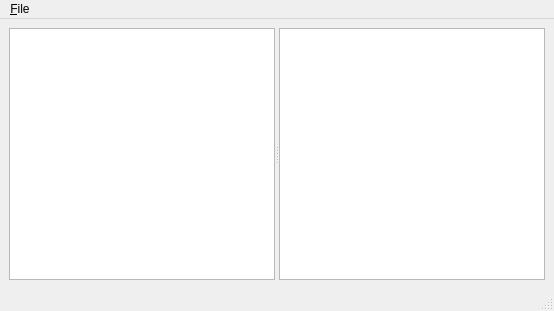
BIZMONT/ExtMounter, file ext2explore.ui: the form before one commit.
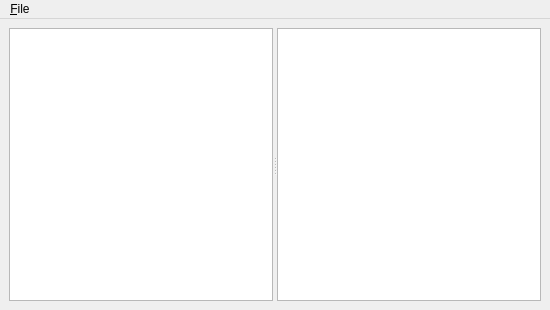
The form after the commit. Icons and pictures are not drawn.

```diff
--- a/ext2explore.ui
+++ b/ext2explore.ui
@@ -6,8 +6,8 @@
    <rect>
     <x>0</x>
     <y>0</y>
-    <width>554</width>
-    <height>311</height>
+    <width>550</width>
+    <height>310</height>
    </rect>
   </property>
   <property name="windowTitle">
@@ -39,7 +39,7 @@
     <rect>
      <x>0</x>
      <y>0</y>
-     <width>554</width>
+     <width>550</width>
      <height>20</height>
     </rect>
    </property>
@@ -54,7 +54,6 @@
    </widget>
    <addaction name="menu_File"/>
   </widget>
-  <widget class="QStatusBar" name="statusbar"/>
   <action name="action_Rescan_System">
    <property name="icon">
     <iconset resource="ExtMounter.qrc">
```
Left out of the diff: 2 changed lines with no effect on the pictures.
